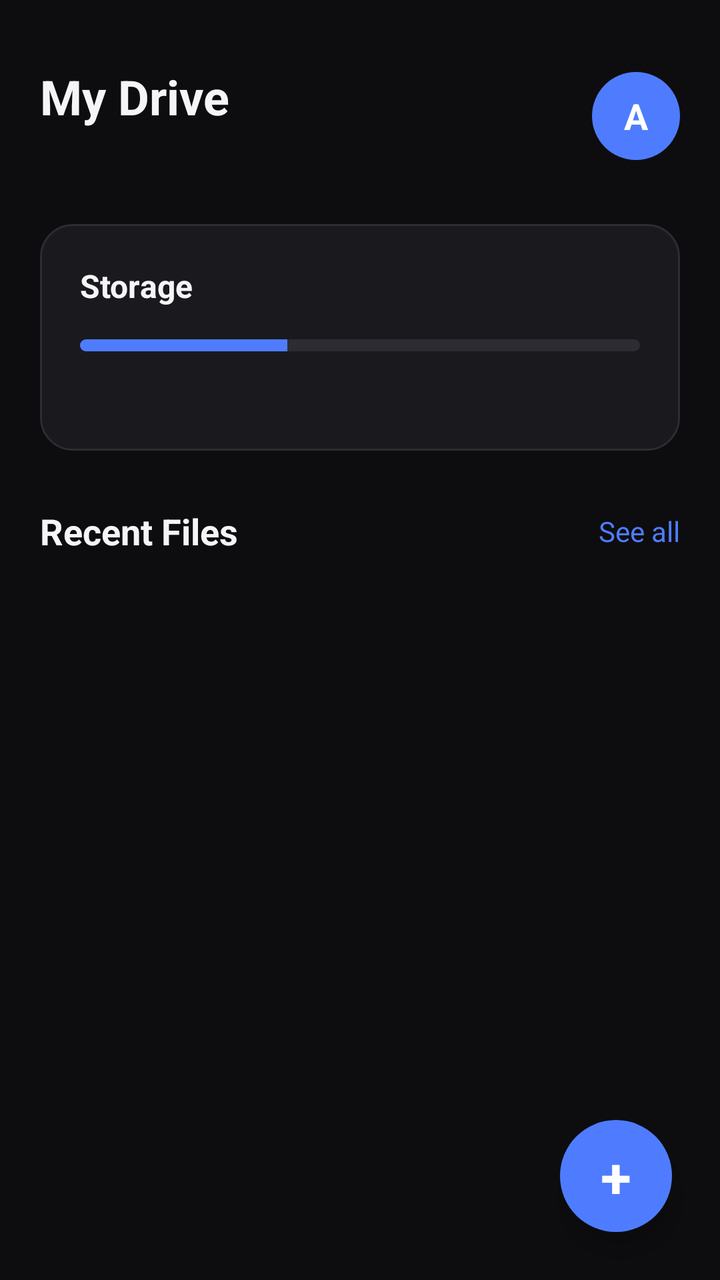
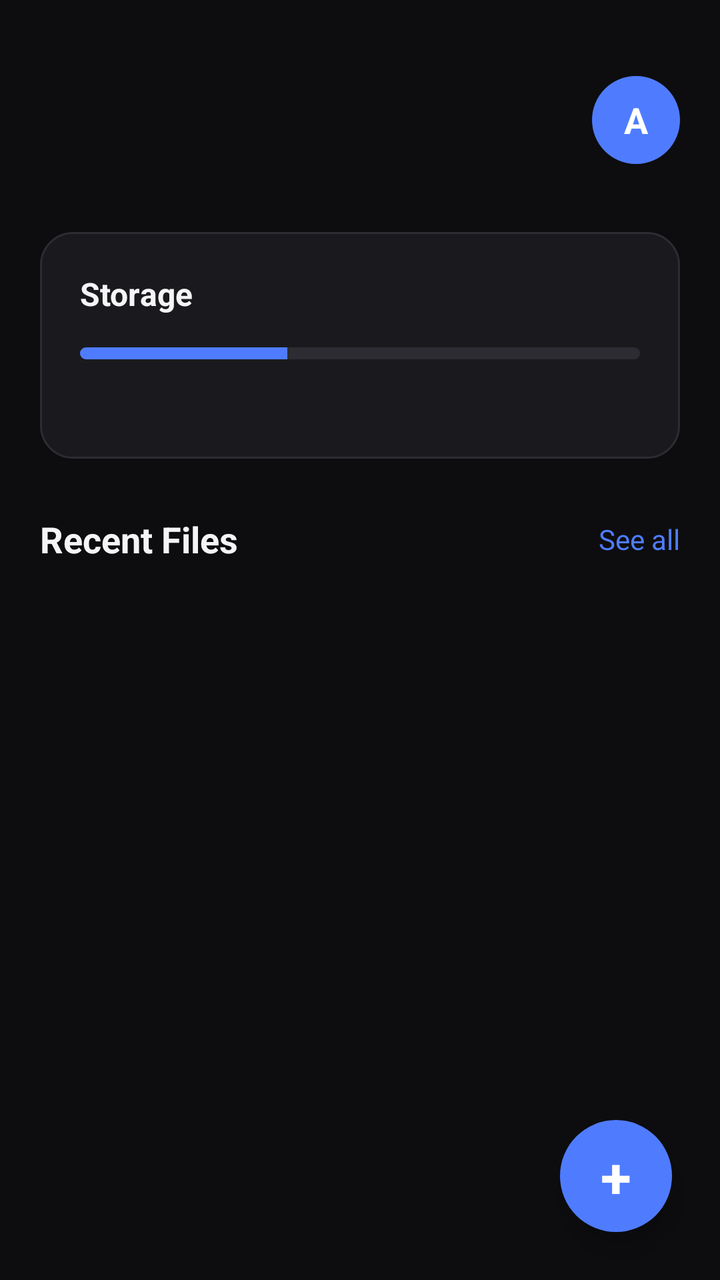

Before-and-after screenshots of an Android layout around one commit, followed by the original layout XML and the change that was made.
<!-- AndroidManifest.xml: application theme Theme.KoilCloud -->
<!-- res/layout/main_activity.xml -->
<?xml version="1.0" encoding="utf-8"?>
<FrameLayout xmlns:android="http://schemas.android.com/apk/res/android"
    android:layout_width="match_parent"
    android:layout_height="match_parent"
    android:background="@color/bg">

    <androidx.core.widget.NestedScrollView
        android:id="@+id/main"
        android:layout_width="match_parent"
        android:layout_height="match_parent"
        android:fillViewport="true">

        <LinearLayout
            android:layout_width="match_parent"
            android:layout_height="wrap_content"
            android:orientation="vertical"
            android:padding="20dp"
            android:paddingBottom="96dp">

            
            <LinearLayout
                android:layout_width="match_parent"
                android:layout_height="wrap_content"
                android:orientation="horizontal"
                android:gravity="center_vertical"
                android:layout_marginTop="12dp"
                android:layout_marginBottom="28dp">

                <TextView
                    android:id="@+id/backButton"
                    android:layout_width="40dp"
                    android:layout_height="40dp"
                    android:layout_marginEnd="8dp"
                    android:background="@drawable/bg_icon"
                    android:gravity="center"
                    android:text="←"
                    android:textColor="@color/text_primary"
                    android:textSize="20sp"
                    android:visibility="gone"
                    android:clickable="true"
                    android:focusable="true" />

                <TextView
                    android:id="@+id/clearSelectionButton"
                    android:layout_width="40dp"
                    android:layout_height="40dp"
                    android:layout_marginEnd="8dp"
                    android:background="@drawable/bg_icon"
                    android:gravity="center"
                    android:text="✕"
                    android:textColor="@color/text_primary"
                    android:textSize="18sp"
                    android:visibility="gone"
                    android:clickable="true"
                    android:focusable="true" />

                <LinearLayout
                    android:layout_width="0dp"
                    android:layout_height="wrap_content"
                    android:layout_weight="1"
                    android:orientation="vertical">

                    <TextView
                        android:id="@+id/pathTitle"
                        android:layout_width="wrap_content"
                        android:layout_height="wrap_content"
                        android:text="My Drive"
                        android:textColor="@color/text_primary"
                        android:textSize="24sp"
                        android:textStyle="bold"
                        android:maxLines="1"
                        android:ellipsize="middle" />

                    <TextView
                        android:id="@+id/pathSubtitle"
                        android:layout_width="wrap_content"
                        android:layout_height="wrap_content"
                        android:layout_marginTop="2dp"
                        android:text=""
                        android:textColor="@color/text_secondary"
                        android:textSize="13sp" />
                </LinearLayout>

                <TextView
                    android:id="@+id/pasteButton"
                    android:layout_width="40dp"
                    android:layout_height="40dp"
                    android:layout_marginEnd="8dp"
                    android:background="@drawable/bg_icon"
                    android:gravity="center"
                    android:text="📋"
                    android:textSize="18sp"
                    android:visibility="gone"
                    android:clickable="true"
                    android:focusable="true" />

                <TextView
                    android:id="@+id/cancelCutButton"
                    android:layout_width="40dp"
                    android:layout_height="40dp"
                    android:layout_marginEnd="8dp"
                    android:background="@drawable/bg_icon"
                    android:gravity="center"
                    android:text="✕"
                    android:textColor="@color/text_primary"
                    android:textSize="18sp"
                    android:visibility="gone"
                    android:clickable="true"
                    android:focusable="true" />

                <TextView
                    android:id="@+id/menuButton"
                    android:layout_width="40dp"
                    android:layout_height="40dp"
                    android:layout_marginEnd="8dp"
                    android:background="@drawable/bg_icon"
                    android:gravity="center"
                    android:text="⋮"
                    android:textColor="@color/text_primary"
                    android:textSize="20sp"
                    android:clickable="true"
                    android:focusable="true"
                    android:visibility="gone" />

                <TextView
                    android:id="@+id/avatar"
                    android:layout_width="44dp"
                    android:layout_height="44dp"
                    android:background="@drawable/bg_avatar"
                    android:gravity="center"
                    android:text="A"
                    android:textColor="#FFFFFF"
                    android:textSize="18sp"
                    android:textStyle="bold" />
            </LinearLayout>

            
            <LinearLayout
                android:layout_width="match_parent"
                android:layout_height="wrap_content"
                android:orientation="vertical"
                android:background="@drawable/bg_card"
                android:padding="20dp"
                android:layout_marginBottom="28dp">

                <LinearLayout
                    android:layout_width="match_parent"
                    android:layout_height="wrap_content"
                    android:orientation="horizontal"
                    android:layout_marginBottom="16dp">

                    <TextView
                        android:layout_width="0dp"
                        android:layout_height="wrap_content"
                        android:layout_weight="1"
                        android:text="Storage"
                        android:textColor="@color/text_primary"
                        android:textSize="16sp"
                        android:textStyle="bold" />

                    <TextView
                        android:id="@+id/storageRemaining"
                        android:layout_width="wrap_content"
                        android:layout_height="wrap_content"
                        android:text=""
                        android:textColor="@color/text_secondary"
                        android:textSize="13sp" />
                </LinearLayout>

                <ProgressBar
                    android:id="@+id/storageProgress"
                    style="?android:attr/progressBarStyleHorizontal"
                    android:layout_width="match_parent"
                    android:layout_height="6dp"
                    android:progressDrawable="@drawable/progress_bar"
                    android:max="100"
                    android:progress="37" />

                <TextView
                    android:id="@+id/storageDetail"
                    android:layout_width="wrap_content"
                    android:layout_height="wrap_content"
                    android:layout_marginTop="12dp"
                    android:text=""
                    android:textColor="@color/text_tertiary"
                    android:textSize="13sp" />
            </LinearLayout>

            
            <LinearLayout
                android:layout_width="match_parent"
                android:layout_height="wrap_content"
                android:orientation="horizontal"
                android:gravity="center_vertical"
                android:layout_marginBottom="16dp">

                <TextView
                    android:layout_width="0dp"
                    android:layout_height="wrap_content"
                    android:layout_weight="1"
                    android:text="Recent Files"
                    android:textColor="@color/text_primary"
                    android:textSize="18sp"
                    android:textStyle="bold" />

                <TextView
                    android:layout_width="wrap_content"
                    android:layout_height="wrap_content"
                    android:text="See all"
                    android:textColor="@color/primary"
                    android:textSize="14sp" />
            </LinearLayout>

            <androidx.recyclerview.widget.RecyclerView
                android:id="@+id/filesList"
                android:layout_width="match_parent"
                android:layout_height="wrap_content"
                android:nestedScrollingEnabled="false" />

            <ProgressBar
                android:id="@+id/loading"
                android:layout_width="wrap_content"
                android:layout_height="wrap_content"
                android:layout_gravity="center_horizontal"
                android:layout_marginTop="16dp"
                android:visibility="gone" />

            <TextView
                android:id="@+id/emptyText"
                android:layout_width="match_parent"
                android:layout_height="wrap_content"
                android:layout_marginTop="24dp"
                android:gravity="center"
                android:text="No files"
                android:textColor="@color/text_tertiary"
                android:textSize="14sp"
                android:visibility="gone" />
        </LinearLayout>
    </androidx.core.widget.NestedScrollView>

    
    <TextView
        android:id="@+id/uploadButton"
        android:layout_width="56dp"
        android:layout_height="56dp"
        android:layout_gravity="bottom|end"
        android:layout_margin="24dp"
        android:background="@drawable/bg_fab"
        android:gravity="center"
        android:text="+"
        android:textColor="#FFFFFF"
        android:textSize="28sp"
        android:textStyle="bold"
        android:clickable="true"
        android:focusable="true"
        android:elevation="8dp" />

</FrameLayout>
<!-- resources referenced by this layout -->
<resources>
  <color name="bg">#0D0D0F</color>
  <color name="primary">#4F7CFF</color>
  <color name="text_primary">#F5F5F7</color>
  <color name="text_secondary">#9E9EA7</color>
  <color name="text_tertiary">#63636B</color>
  <!-- drawable bg_avatar (drawable) -->
  <?xml version="1.0" encoding="utf-8"?>
  <shape xmlns:android="http://schemas.android.com/apk/res/android" android:shape="oval">
      <solid android:color="@color/primary" />
  </shape>
  <!-- drawable bg_card (drawable) -->
  <?xml version="1.0" encoding="utf-8"?>
  <shape xmlns:android="http://schemas.android.com/apk/res/android">
      <solid android:color="@color/surface" />
      <corners android:radius="16dp" />
      <stroke android:width="1dp" android:color="@color/border" />
  </shape>
  <!-- drawable bg_fab (drawable) -->
  <?xml version="1.0" encoding="utf-8"?>
  <shape xmlns:android="http://schemas.android.com/apk/res/android" android:shape="oval">
      <solid android:color="@color/primary" />
  </shape>
  <!-- drawable bg_icon (drawable) -->
  <?xml version="1.0" encoding="utf-8"?>
  <shape xmlns:android="http://schemas.android.com/apk/res/android">
      <solid android:color="@color/surface_elevated" />
      <corners android:radius="8dp" />
  </shape>
  <!-- drawable progress_bar (drawable) -->
  <?xml version="1.0" encoding="utf-8"?>
  <layer-list xmlns:android="http://schemas.android.com/apk/res/android">
      <item android:id="@android:id/background">
          <shape>
              <corners android:radius="3dp" />
              <solid android:color="@color/border" />
          </shape>
      </item>
      <item android:id="@android:id/progress">
          <clip>
              <shape>
                  <corners android:radius="3dp" />
                  <solid android:color="@color/primary" />
              </shape>
          </clip>
      </item>
  </layer-list>
  <style name="Theme.KoilCloud" parent="Theme.MaterialComponents.DayNight.NoActionBar">
          <item name="android:statusBarColor">@color/bg</item>
          <item name="android:navigationBarColor">@color/bg</item>
          <item name="android:windowBackground">@color/bg</item>
          <item name="android:windowLightStatusBar">false</item>
      </style>
  <color name="surface">#1A1A1E</color>
  <color name="border">#2C2C32</color>
  <color name="surface_elevated">#242429</color>
</resources>

<!-- the commit's change to res/layout/main_activity.xml (unified diff, before → after) -->
@@ -24,7 +24,8 @@
                 android:orientation="horizontal"
                 android:gravity="center_vertical"
                 android:layout_marginTop="12dp"
-                android:layout_marginBottom="28dp">
+                android:layout_marginBottom="28dp"
+                android:minHeight="56dp">
 
                 <TextView
                     android:id="@+id/backButton"
@@ -54,38 +55,28 @@
                     android:clickable="true"
                     android:focusable="true" />
 
-                <LinearLayout
+                <HorizontalScrollView
                     android:layout_width="0dp"
                     android:layout_height="wrap_content"
                     android:layout_weight="1"
-                    android:orientation="vertical">
-
-                    <TextView
-                        android:id="@+id/pathTitle"
+                    android:scrollbars="none"
+                    android:fillViewport="false"
+                    android:overScrollMode="never">
+
+                    <LinearLayout
+                        android:id="@+id/breadcrumbs"
                         android:layout_width="wrap_content"
                         android:layout_height="wrap_content"
-                        android:text="My Drive"
-                        android:textColor="@color/text_primary"
-                        android:textSize="24sp"
-                        android:textStyle="bold"
-                        android:maxLines="1"
-                        android:ellipsize="middle" />
-
-                    <TextView
-                        android:id="@+id/pathSubtitle"
-                        android:layout_width="wrap_content"
-                        android:layout_height="wrap_content"
-                        android:layout_marginTop="2dp"
-                        android:text=""
-                        android:textColor="@color/text_secondary"
-                        android:textSize="13sp" />
-                </LinearLayout>
+                        android:orientation="horizontal"
+                        android:gravity="center_vertical"
+                        android:paddingVertical="8dp" />
+                </HorizontalScrollView>
 
                 <TextView
                     android:id="@+id/pasteButton"
                     android:layout_width="40dp"
                     android:layout_height="40dp"
-                    android:layout_marginEnd="8dp"
+                    android:layout_marginStart="8dp"
                     android:background="@drawable/bg_icon"
                     android:gravity="center"
                     android:text="📋"
@@ -98,7 +89,7 @@
                     android:id="@+id/cancelCutButton"
                     android:layout_width="40dp"
                     android:layout_height="40dp"
-                    android:layout_marginEnd="8dp"
+                    android:layout_marginStart="8dp"
                     android:background="@drawable/bg_icon"
                     android:gravity="center"
                     android:text="✕"
@@ -112,7 +103,7 @@
                     android:id="@+id/menuButton"
                     android:layout_width="40dp"
                     android:layout_height="40dp"
-                    android:layout_marginEnd="8dp"
+                    android:layout_marginStart="8dp"
                     android:background="@drawable/bg_icon"
                     android:gravity="center"
                     android:text="⋮"
@@ -126,6 +117,7 @@
                     android:id="@+id/avatar"
                     android:layout_width="44dp"
                     android:layout_height="44dp"
+                    android:layout_marginStart="8dp"
                     android:background="@drawable/bg_avatar"
                     android:gravity="center"
                     android:text="A"
